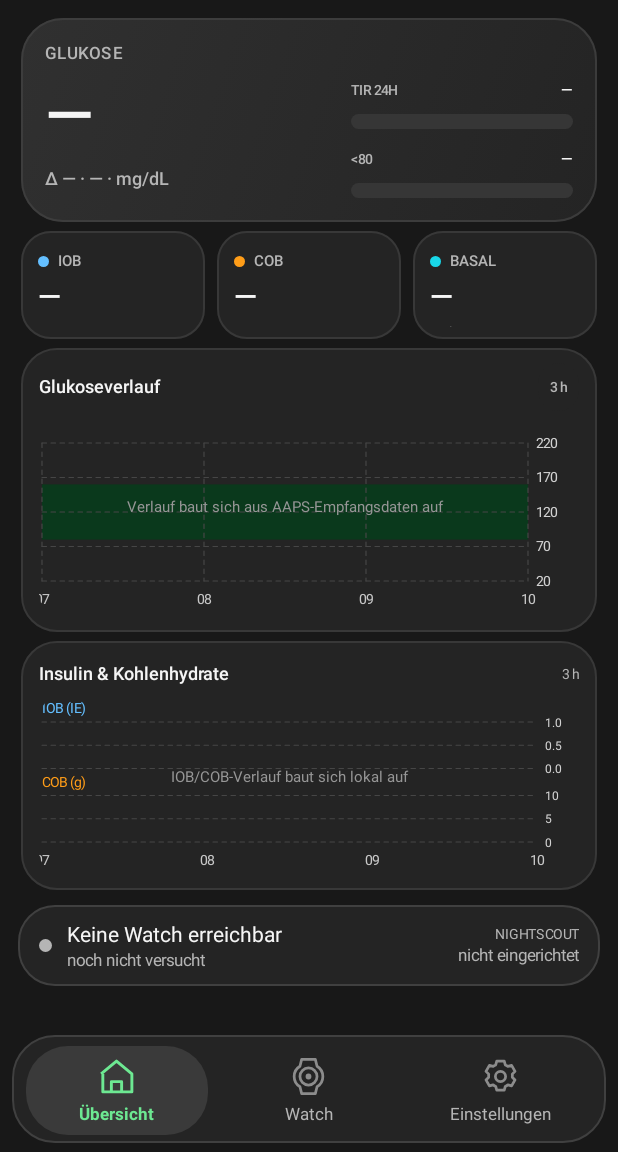
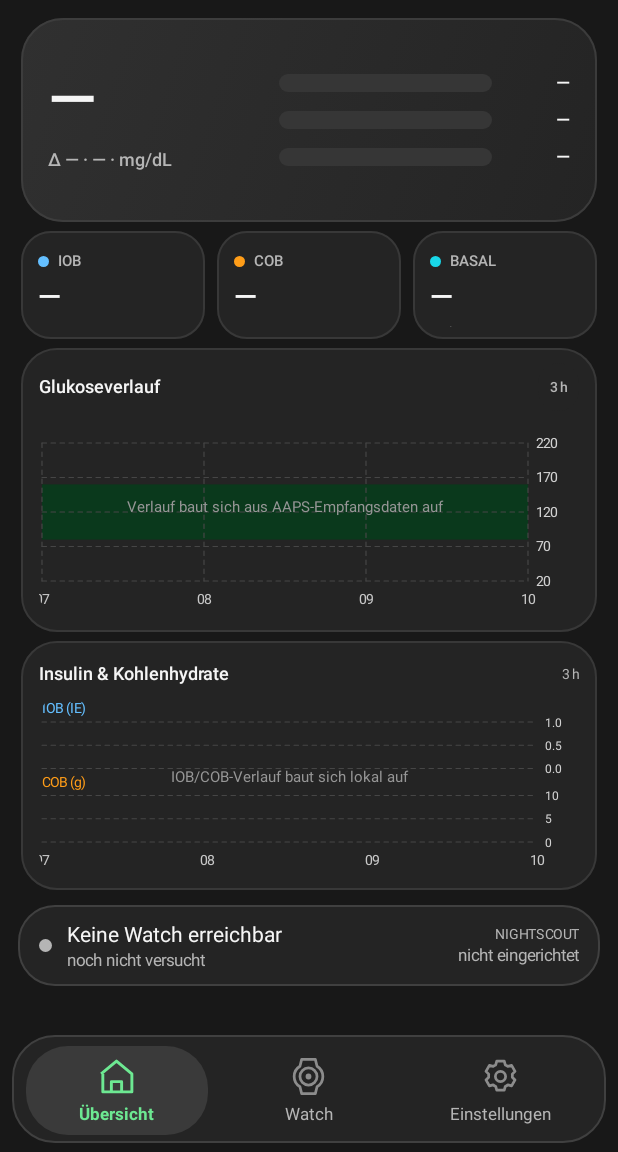
Before and after one commit to FreDiabetics/aaps_wearable-suite, an Android app built with Jetpack Compose: the screen it shows after launch (MainActivity), after a tap on "SPÄTER", on a phone screen of 412 x 824 dp, the part 84-1236 px from its top. Run offline under Robolectric (Android 15) with nearby library versions, the light colour scheme and no system bars; pictures from the network do not load.

Commit message:
fix(complications): enlarge and tighten ranged glucose trend indicator fix(ui): rebuild glucose tile progress bars and remove headergit git

```diff
--- a/app-mobile/src/main/kotlin/app/aapswear/mobile/ComplicationCatalog.kt
+++ b/app-mobile/src/main/kotlin/app/aapswear/mobile/ComplicationCatalog.kt
@@ -600,13 +600,13 @@ private fun CircularGlucoseComplicationPreview(
                     fontWeight = FontWeight.Bold,
                 )
 
-                Spacer(Modifier.height(5.dp))
+                Spacer(Modifier.height(1.dp))
 
                 Text(
                     text = trendText,
                     color = SugarliciousColors.TextPrimary,
-                    fontSize = 19.sp,
-                    lineHeight = 19.sp,
+                    fontSize = 26.sp,
+                    lineHeight = 26.sp,
                     fontWeight = FontWeight.Bold,
                 )
             }
--- a/app-mobile/src/main/kotlin/app/aapswear/mobile/SugarliciousOverviewScreen.kt
+++ b/app-mobile/src/main/kotlin/app/aapswear/mobile/SugarliciousOverviewScreen.kt
@@ -30,6 +30,7 @@ import androidx.compose.ui.graphics.graphicsLayer
 import androidx.compose.ui.platform.LocalConfiguration
 import androidx.compose.ui.res.painterResource
 import androidx.compose.ui.text.font.FontWeight
+import androidx.compose.ui.text.style.TextAlign
 import androidx.compose.ui.text.style.TextOverflow
 import androidx.compose.ui.unit.dp
 import androidx.compose.ui.unit.sp
@@ -111,8 +112,8 @@ private fun GlucoseHeroCard(
     glucoseColor: Color,
     trend: Trend,
     delta: String,
-
-    deltaMgDl: Double?,age: String,
+    deltaMgDl: Double?,
+    age: String,
     unitLabel: String,
     tirStats: TirStats,
     heightDp: Int,
@@ -126,29 +127,28 @@ private fun GlucoseHeroCard(
             .height(heightDp.dp)
             .background(
                 brush = Brush.linearGradient(
-                    listOf(SugarliciousColors.SurfaceHigh, SugarliciousColors.Surface),
+                    listOf(
+                        SugarliciousColors.SurfaceHigh,
+                        SugarliciousColors.Surface,
+                    ),
                 ),
                 shape = shape,
             )
-            .border(1.dp, SugarliciousColors.Border.copy(alpha = 0.85f), shape)
+            .border(
+                1.dp,
+                SugarliciousColors.Border.copy(alpha = 0.85f),
+                shape,
+            )
             .clip(shape)
             .clickable(onClick = onClick)
-            .padding(horizontal = 16.dp, vertical = 12.dp),
+            .padding(
+                horizontal = 18.dp,
+                vertical = 10.dp,
+            ),
+        contentAlignment = Alignment.Center,
     ) {
-        Column(
+        Row(
             modifier = Modifier.fillMaxSize(),
-            verticalArrangement = Arrangement.SpaceBetween,
-        ) {
-            Text(
-                text = "GLUKOSE",
-                color = SugarliciousColors.TextSecondary,
-                fontSize = 11.sp,
-                fontWeight = FontWeight.SemiBold,
-                letterSpacing = 0.8.sp,
-            )
-
-            Row(
-                modifier = Modifier.fillMaxWidth(),
             verticalAlignment = Alignment.CenterVertically,
         ) {
             Column(
@@ -166,11 +166,18 @@ private fun GlucoseHeroCard(
                         fontWeight = FontWeight.SemiBold,
                         letterSpacing = (-0.8).sp,
                     )
+
                     Spacer(Modifier.width(6.dp))
-                        TrendIndicator(correctedTrendForDisplay(trend, deltaMgDl))
+
+                    TrendIndicator(
+                        correctedTrendForDisplay(
+                            trend,
+                            deltaMgDl,
+                        ),
+                    )
                 }
 
-                    Spacer(Modifier.height(5.dp))
+                Spacer(Modifier.height(3.dp))
 
                 Text(
                     text = "Δ $delta · $age · $unitLabel",
@@ -180,17 +187,15 @@ private fun GlucoseHeroCard(
                 )
             }
 
-                Spacer(Modifier.width(14.dp))
+            Spacer(Modifier.width(20.dp))
 
             TirProgressColumn(
                 stats = tirStats,
-                    modifier = Modifier.width(148.dp),
+                modifier = Modifier.width(194.dp),
             )
         }
     }
 }
-}
-
 private data class TirStats(
     val inRange: Int?,
     val below: Int?,
@@ -243,50 +248,45 @@ private fun TirProgressColumn(
 ) {
     Column(
         modifier = modifier,
-        verticalArrangement = Arrangement.spacedBy(8.dp),
+        verticalArrangement = Arrangement.spacedBy(10.dp),
     ) {
-        TirProgress(Modifier.fillMaxWidth(), "TIR 24H", stats.inRange, SugarliciousColors.Primary)
-        TirProgress(Modifier.fillMaxWidth(), "<80", stats.below, SugarliciousColors.Red)
-        TirProgress(Modifier.fillMaxWidth(), ">160", stats.above, SugarliciousColors.Orange)
+        TirProgress(
+            modifier = Modifier.fillMaxWidth(),
+            percent = stats.above,
+            accent = SugarliciousColors.Yellow,
+        )
+
+        TirProgress(
+            modifier = Modifier.fillMaxWidth(),
+            percent = stats.inRange,
+            accent = SugarliciousColors.Primary,
+        )
+
+        TirProgress(
+            modifier = Modifier.fillMaxWidth(),
+            percent = stats.below,
+            accent = SugarliciousColors.Red,
+        )
     }
 }
 
 @Composable
 private fun TirProgress(
     modifier: Modifier,
-    label: String,
     percent: Int?,
     accent: Color,
 ) {
-    val progress = ((percent ?: 0).coerceIn(0, 100) / 100f)
+    val safePercent = (percent ?: 0).coerceIn(0, 100)
+    val progress = safePercent / 100f
 
-    Column(
+    Row(
         modifier = modifier,
-        verticalArrangement = Arrangement.spacedBy(4.dp),
-    ) {
-        Row(
-            modifier = Modifier.fillMaxWidth(),
         verticalAlignment = Alignment.CenterVertically,
     ) {
-            Text(
-                text = label,
-                color = SugarliciousColors.TextSecondary,
-                fontSize = 9.sp,
-                fontWeight = FontWeight.SemiBold,
-            )
-            Spacer(Modifier.weight(1f))
-            Text(
-                text = percent?.let { "$it%" } ?: "—",
-                color = SugarliciousColors.TextPrimary,
-                fontSize = 10.sp,
-                fontWeight = FontWeight.SemiBold,
-            )
-        }
-
         Box(
             modifier = Modifier
-                .fillMaxWidth()
-                .height(10.dp)
+                .weight(1f)
+                .height(12.dp)
                 .background(
                     SugarliciousColors.SurfaceRaised,
                     RoundedCornerShape(999.dp),
@@ -296,7 +296,7 @@ private fun TirProgress(
                 Box(
                     modifier = Modifier
                         .fillMaxWidth(progress)
-                        .height(10.dp)
+                        .height(12.dp)
                         .background(
                             accent,
                             RoundedCornerShape(999.dp),
@@ -304,9 +304,21 @@ private fun TirProgress(
                 )
             }
         }
+
+        Spacer(Modifier.width(10.dp))
+
+        Text(
+            text = percent?.let { "$it%" } ?: "—",
+            modifier = Modifier.width(42.dp),
+            color = SugarliciousColors.TextPrimary,
+            fontSize = 12.sp,
+            lineHeight = 12.sp,
+            fontWeight = FontWeight.SemiBold,
+            textAlign = TextAlign.End,
+            maxLines = 1,
+        )
     }
 }
-
 private fun correctedTrendForDisplay(
     sourceTrend: Trend,
     deltaMgDl: Double?,
--- a/complications/src/main/kotlin/app/aapswear/complications/TherapyComplications.kt
+++ b/complications/src/main/kotlin/app/aapswear/complications/TherapyComplications.kt
@@ -414,15 +414,15 @@ abstract class TherapyComplicationService(
         canvas.drawText(
             glucoseText,
             size / 2f,
-            100f,
+            96f,
             paint,
         )
 
-        paint.textSize = 48f
+        paint.textSize = 72f
         canvas.drawText(
             trendText,
             size / 2f,
-            158f,
+            145f,
             paint,
         )
 
```
Lines whose indentation alone changed are shown as unchanged.
